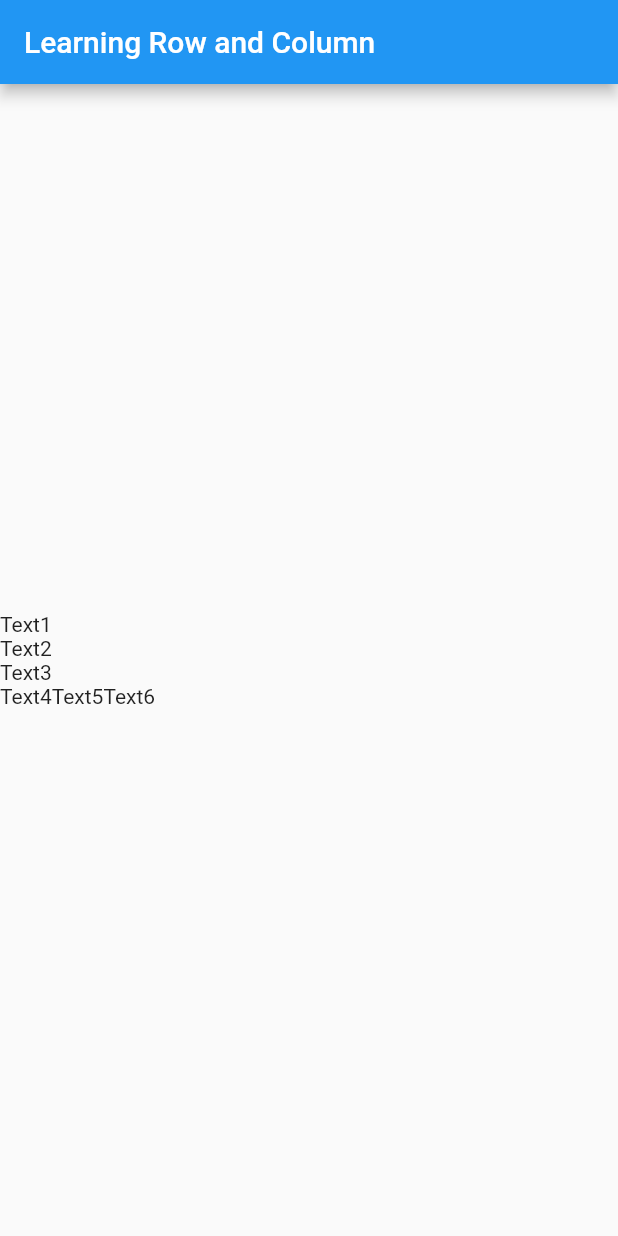
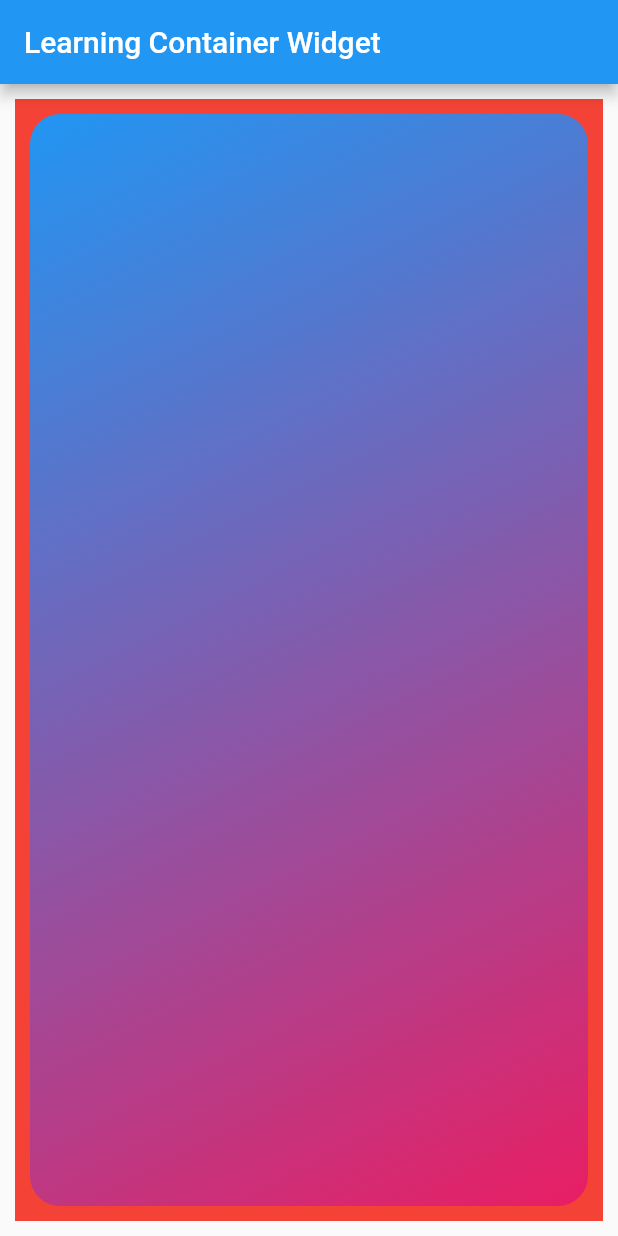
Before and after one commit to myxzlpltk/flutter-learning, a Flutter app: the screen it shows after launch, on a phone screen of 412 x 824 dp. Run offline on Flutter 3.47's test engine with Material 2 defaults, Android fonts, the phone set to English and light mode, and no system bars.

Commit message:
Learning Container

```diff
--- a/lib/main.dart
+++ b/lib/main.dart
@@ -9,22 +9,24 @@ class MyApp extends StatelessWidget{
   Widget build(BuildContext context) {
     return MaterialApp(
       home: Scaffold(
-        appBar: AppBar(title: Text("Learning Row and Column")),
-        body: Column(
-          crossAxisAlignment: CrossAxisAlignment.start,
-          mainAxisAlignment: MainAxisAlignment.center,
-          children: <Widget>[
-            Text("Text1"),
-            Text("Text2"),
-            Text("Text3"),
-            Row(
-              children: <Widget>[
-                Text("Text4"),
-                Text("Text5"),
-                Text("Text6"),
-              ],
-            )
-          ],
+        appBar: AppBar(title: Text("Learning Container Widget")),
+        body: Container(
+          color: Colors.red,
+          margin: EdgeInsets.all(10),
+          child: Container(
+            margin: EdgeInsets.all(10),
+            decoration: BoxDecoration(
+              borderRadius: BorderRadius.circular(20),
+              gradient: LinearGradient(
+                begin: Alignment.topLeft,
+                end: Alignment.bottomRight,
+                colors: <Color>[
+                  Colors.blue,
+                  Colors.pink
+                ]
+              )
+            ),
+          ),
         )
       ),
     );
```
